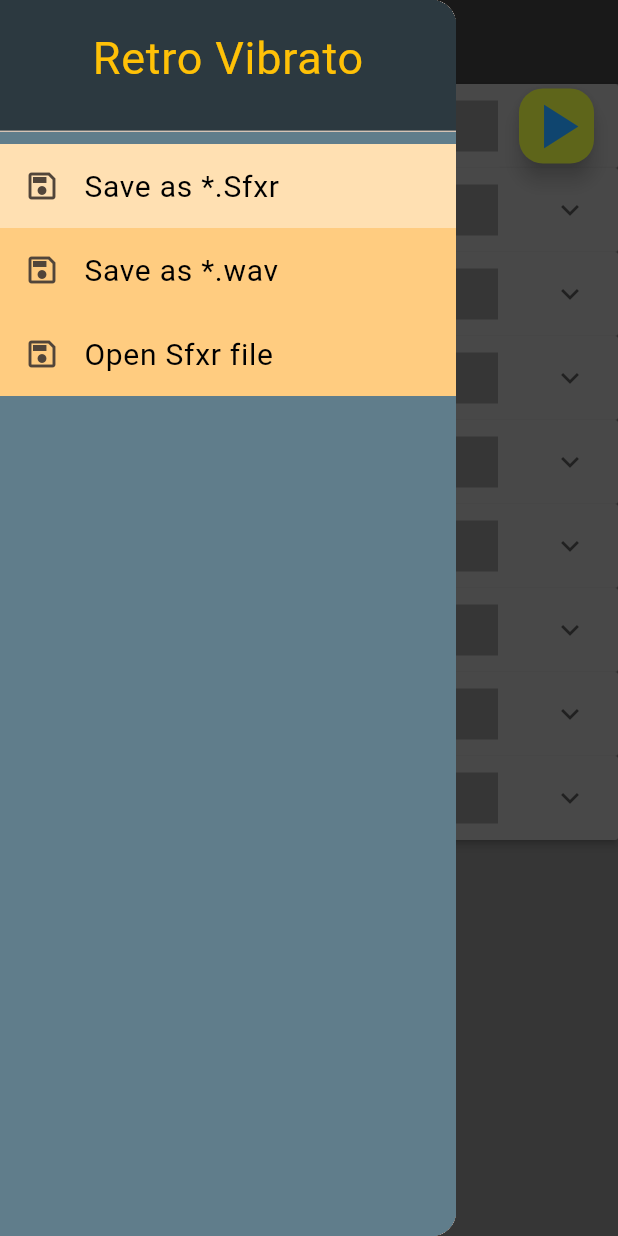
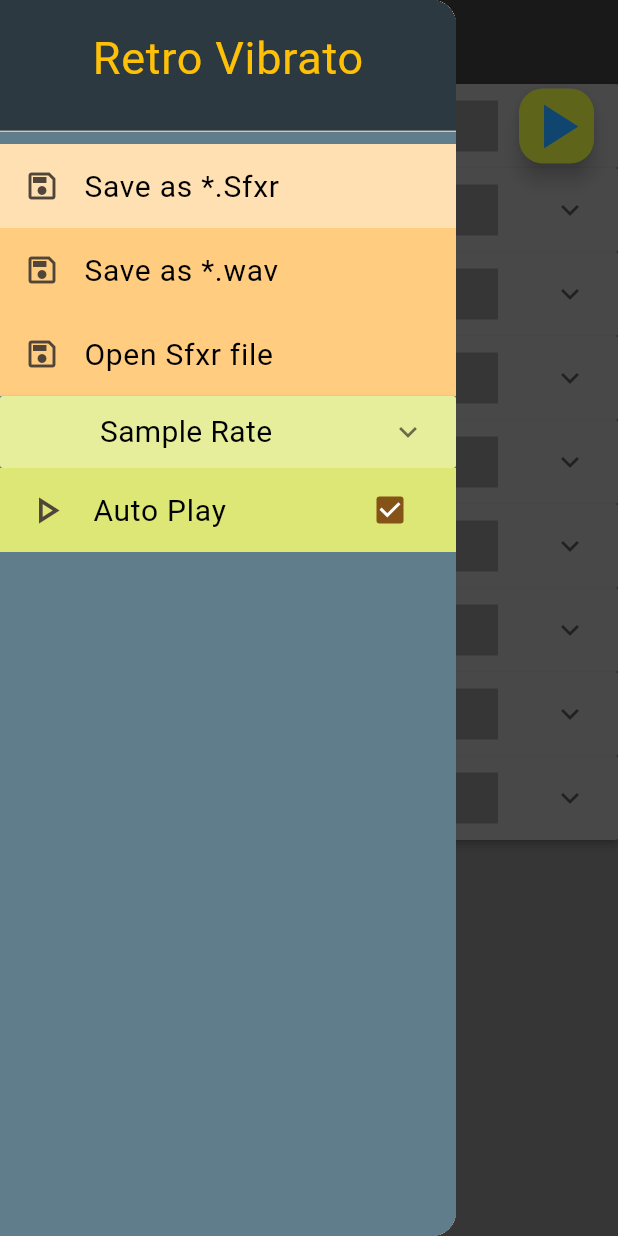
Before and after one commit to wdevore/RetroVibratoWeb, a Flutter app: the screen it shows after launch, with the side drawer open, on a phone screen of 412 x 824 dp. Run offline on Flutter 3.47's test engine with Material 3 defaults, Android fonts, the phone set to English and light mode, and no system bars; our stand-ins replace file_picker.

Commit message:
added autoplay checkbox to drawer

```diff
--- a/retro_vibrato_web/lib/main.dart
+++ b/retro_vibrato_web/lib/main.dart
@@ -9,10 +9,12 @@ import 'package:retro_vibrato_web/view/Arpeggiation_expansion_panel_list.dart';
 import 'package:retro_vibrato_web/view/DutyCycle_expansion_panel_list.dart';
 import 'package:retro_vibrato_web/view/Flanger_expansion_panel_list.dart';
 import 'package:retro_vibrato_web/view/Retrigger_expansion_panel_list.dart';
+import 'package:retro_vibrato_web/view/auto_play.dart';
 import 'package:retro_vibrato_web/view/envelope_expansion_panel_list.dart';
 import 'package:retro_vibrato_web/view/frequency_expansion_panel_list.dart';
 import 'package:retro_vibrato_web/view/highPassFilter_expansion_panel_list.dart';
 import 'package:retro_vibrato_web/view/lowPassFilter_expansion_panel_list.dart';
+import 'package:retro_vibrato_web/view/sample_rate.dart';
 import 'package:retro_vibrato_web/view/vibrato_expansion_panel_list.dart';
 
 SettingsModel _settings = SettingsModel();
@@ -197,6 +199,21 @@ class FSfxrHomePage extends StatelessWidget {
                 },
               ),
             ),
+            MultiProvider(
+              providers: [
+                ChangeNotifierProvider.value(
+                  value: _settings.appSettings.sampleRateSettings,
+                ),
+                ChangeNotifierProvider.value(
+                  value: _settings.appSettings.sampleRateSettings.rate,
+                ),
+              ],
+              child: const SettingsSampleRateSubPanel(),
+            ),
+            ChangeNotifierProvider.value(
+              value: _settings.appSettings.autoplay,
+              child: const SettingsAutoplayCheck(),
+            ),
           ],
         ),
       ),
--- a/retro_vibrato_web/lib/model/settings_model.dart
+++ b/retro_vibrato_web/lib/model/settings_model.dart
@@ -43,19 +43,16 @@ class EnvelopeSettings with ChangeNotifier {
   final Field decay = Field(0.0, 1.0, 0.0, "Decay");
 
   bool get isExpanded {
-    debugPrint('env isExpanded $_isExpanded');
     return _isExpanded;
   }
 
   void expanded() {
     _isExpanded = true;
-    debugPrint('env expanded');
     notifyListeners();
   }
 
   void collapsed() {
     _isExpanded = false;
-    debugPrint('env collapsed');
     notifyListeners();
   }
 }
@@ -231,13 +228,34 @@ class HighPassFilterSettings with ChangeNotifier {
   }
 }
 
+class SampleRateSettings with ChangeNotifier {
+  // final String title = "Sample Rate";
+  final Field rate = Field.noRange(SampleRate.kHz44, "Sample Rate");
+
+  bool _isExpanded = false;
+  bool get isExpanded {
+    return _isExpanded;
+  }
+
+  void expanded() {
+    _isExpanded = true;
+    notifyListeners();
+  }
+
+  void collapsed() {
+    _isExpanded = false;
+    notifyListeners();
+  }
+}
+
 class AppSettings {
   final Field name = Field.noRange("", "Name");
   final Field sfxrFile = Field.noRange("", "Sfxr File");
   final Field waveFile = Field.noRange("", "Wave File");
   final Field destEmail = Field.noRange("", "Destination Email");
   final Field autoplay = Field.noRange(true, "Auto Play");
-  final Field sampleRate = Field.noRange(SampleRate.kHz44, "Sample Rate");
+  // final Field sampleRate = Field.noRange(SampleRate.kHz44, "Sample Rate");
+  final sampleRateSettings = SampleRateSettings();
   final Field sampleSize = Field.noRange(8, "Sample Size");
   final Field volume = Field.noRange(0.5, "Auto Play");
   final Field generator = Field.noRange(Generator.none, "None");
@@ -262,7 +280,7 @@ class SettingsModel with ChangeNotifier {
     appSettings.name.value = jSettings["Name"];
     appSettings.generator.value = _categoryToGenerator(jSettings["Category"]);
     appSettings.wave.value = _waveToGenerator(jSettings["WaveShape"]);
-    appSettings.sampleRate.value = jSettings["SampleRate"];
+    appSettings.sampleRateSettings.rate.value = jSettings["SampleRate"];
     appSettings.sampleSize.value = jSettings["SampleSize"];
     appSettings.volume.value = jSettings["SoundVolume"];
 
--- /dev/null
+++ b/retro_vibrato_web/lib/view/auto_play.dart
@@ -0,0 +1,33 @@
+import 'package:flutter/material.dart';
+import 'package:provider/provider.dart';
+import 'package:retro_vibrato_web/model/settings_model.dart';
+
+class SettingsAutoplayCheck extends StatelessWidget {
+  const SettingsAutoplayCheck({Key? key}) : super(key: key);
+
+  @override
+  Widget build(BuildContext context) {
+    return Consumer<Field>(
+      builder: (_, autoplay, __) => Container(
+        decoration: BoxDecoration(color: Colors.lime.shade300),
+        child: CheckboxListTile(
+          title: const Text(
+            'Auto Play',
+            style: TextStyle(
+              color: Colors.black,
+              fontSize: 20,
+            ),
+          ),
+          value: autoplay.value,
+          onChanged: (bool? value) {
+            autoplay.value = value!;
+          },
+          secondary: const Icon(
+            Icons.play_arrow_outlined,
+            size: 30,
+          ),
+        ),
+      ),
+    );
+  }
+}
--- a/retro_vibrato_web/lib/view/envelope_expansion_panel_list.dart
+++ b/retro_vibrato_web/lib/view/envelope_expansion_panel_list.dart
@@ -49,8 +49,9 @@ class EnvelopeExpansionPanelList extends StatelessWidget {
           },
           body: Column(
             children: [
-              // Wrap in ChangeNotifierProvider.value for attack
-              // Have child use Consumer
+              // Wrap in ChangeNotifierProvider.value for Field
+              // and have child use Consumer.
+              // Below is using callbacks (not preferred)
               // SettingsSlider(
               //   min: envelopeSettings.attack.min,
               //   max: envelopeSettings.attack.max,
--- /dev/null
+++ b/retro_vibrato_web/lib/view/sample_rate.dart
@@ -0,0 +1,102 @@
+import 'package:flutter/material.dart';
+import 'package:provider/provider.dart';
+import 'package:retro_vibrato_web/model/enums.dart';
+import 'package:retro_vibrato_web/model/settings_model.dart';
+
+class SettingsSampleRateSubPanel extends StatelessWidget {
+  const SettingsSampleRateSubPanel({Key? key}) : super(key: key);
+
+  @override
+  Widget build(BuildContext context) {
+    final settings = context.watch<SampleRateSettings>();
+
+    return ExpansionPanelList(
+      expandedHeaderPadding: EdgeInsets.zero,
+      dividerColor: Colors.white,
+      animationDuration: const Duration(milliseconds: 150),
+      expansionCallback: (int index, bool isExpanded) {
+        if (isExpanded) {
+          settings.expanded();
+        } else {
+          settings.collapsed();
+        }
+      },
+      children: [
+        ExpansionPanel(
+          canTapOnHeader: true,
+          backgroundColor: Colors.lime.shade200,
+          headerBuilder: (BuildContext context, bool isExpanded) {
+            return const Center(
+              child: Text(
+                "Sample Rate",
+                style: TextStyle(
+                  color: Colors.black,
+                  fontSize: 20,
+                ),
+              ),
+            );
+          },
+          body: Consumer<Field>(
+            builder: (_, rate, __) => Column(
+              children: [
+                RadioListTile<SampleRate>(
+                  title: const Text('44 KHz',
+                      style: TextStyle(
+                        color: Colors.blueGrey,
+                        fontSize: 20,
+                      )),
+                  value: SampleRate.kHz44,
+                  dense: true,
+                  groupValue: rate.value,
+                  onChanged: (SampleRate? value) {
+                    rate.value = value;
+                  },
+                ),
+                RadioListTile<SampleRate>(
+                  title: const Text('22 KHz',
+                      style: TextStyle(
+                        color: Colors.blueGrey,
+                        fontSize: 20,
+                      )),
+                  value: SampleRate.kHz22,
+                  dense: true,
+                  groupValue: rate.value,
+                  onChanged: (SampleRate? value) {
+                    rate.value = value;
+                  },
+                ),
+                RadioListTile<SampleRate>(
+                  title: const Text('11 KHz',
+                      style: TextStyle(
+                        color: Colors.blueGrey,
+                        fontSize: 20,
+                      )),
+                  value: SampleRate.kHz11,
+                  dense: true,
+                  groupValue: rate.value,
+                  onChanged: (SampleRate? value) {
+                    rate.value = value;
+                  },
+                ),
+                RadioListTile<SampleRate>(
+                  title: const Text('5.5 KHz',
+                      style: TextStyle(
+                        color: Colors.blueGrey,
+                        fontSize: 20,
+                      )),
+                  value: SampleRate.kHz55,
+                  dense: true,
+                  groupValue: rate.value,
+                  onChanged: (SampleRate? value) {
+                    rate.value = value;
+                  },
+                )
+              ],
+            ),
+          ),
+          isExpanded: settings.isExpanded,
+        ),
+      ],
+    );
+  }
+}
```
